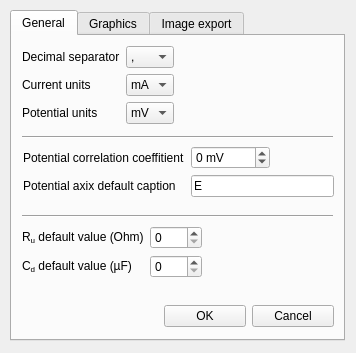
This is generalsettingsdialog.ui in DulovDmitry/CVProc as Qt 5 draws it before an edit. The edited form follows.
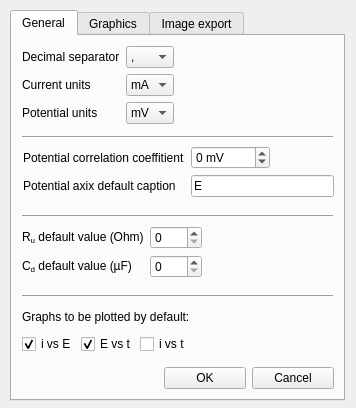
This is the edited form. The open tabs and pages were chosen to show the change. Icons and pictures are not drawn.

What changed in the file:
```diff
--- a/generalsettingsdialog.ui
+++ b/generalsettingsdialog.ui
@@ -7,7 +7,7 @@
     <x>0</x>
     <y>0</y>
     <width>356</width>
-    <height>353</height>
+    <height>408</height>
    </rect>
   </property>
   <property name="windowTitle">
@@ -19,7 +19,7 @@
      <x>10</x>
      <y>10</y>
      <width>335</width>
-     <height>331</height>
+     <height>391</height>
     </rect>
    </property>
    <property name="currentIndex">
@@ -242,6 +242,72 @@
       </item>
      </layout>
     </widget>
+    <widget class="Line" name="line_4">
+     <property name="geometry">
+      <rect>
+       <x>10</x>
+       <y>250</y>
+       <width>311</width>
+       <height>20</height>
+      </rect>
+     </property>
+     <property name="orientation">
+      <enum>Qt::Horizontal</enum>
+     </property>
+    </widget>
+    <widget class="QWidget" name="">
+     <property name="geometry">
+      <rect>
+       <x>10</x>
+       <y>270</y>
+       <width>169</width>
+       <height>48</height>
+      </rect>
+     </property>
+     <layout class="QVBoxLayout" name="verticalLayout_3">
+      <item>
+       <widget class="QLabel" name="label_20">
+        <property name="text">
+         <string>Graphs to be plotted by default:</string>
+        </property>
+       </widget>
+      </item>
+      <item>
+       <layout class="QHBoxLayout" name="horizontalLayout_12">
+        <item>
+         <widget class="QCheckBox" name="I_vs_E_checkBox">
+          <property name="text">
+           <string>i vs E</string>
+          </property>
+          <property name="checkable">
+           <bool>true</bool>
+          </property>
+          <property name="checked">
+           <bool>true</bool>
+          </property>
+         </widget>
+        </item>
+        <item>
+         <widget class="QCheckBox" name="E_vs_T_checkBox">
+          <property name="text">
+           <string>E vs t</string>
+          </property>
+          <property name="checked">
+           <bool>true</bool>
+          </property>
+         </widget>
+        </item>
+        <item>
+         <widget class="QCheckBox" name="I_vs_T_checkBox">
+          <property name="text">
+           <string>i vs t</string>
+          </property>
+         </widget>
+        </item>
+       </layout>
+      </item>
+     </layout>
+    </widget>
    </widget>
    <widget class="QWidget" name="graphics_tab">
     <attribute name="title">
@@ -765,7 +831,7 @@
    <property name="geometry">
     <rect>
      <x>164</x>
-     <y>303</y>
+     <y>365</y>
      <width>170</width>
      <height>26</height>
     </rect>
```
Left out of the diff: 2 changed lines with no effect on the pictures.
